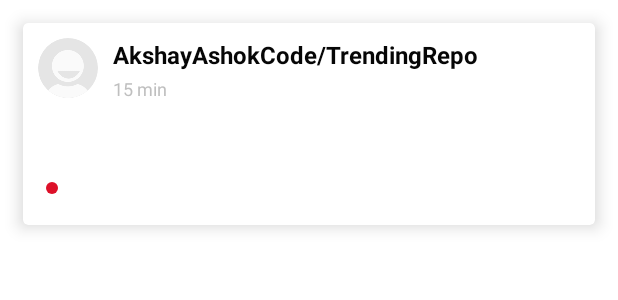
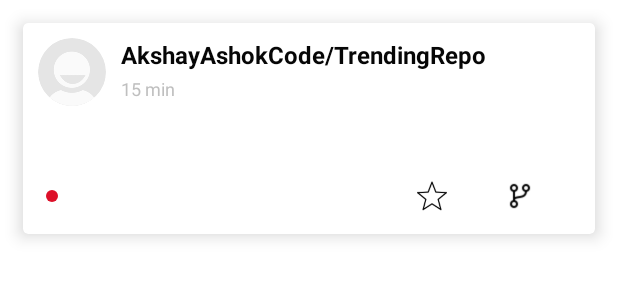
Before and after one commit to AkshayAshokCode/TrendingGithubRepos, an Android app: the layout github_repo_item.xml on its own in the app's theme, with its tools: preview values and no code run, on a phone screen of 412 x 824 dp. Shown: the top 300 px of the screen. Run offline under Robolectric (Android 15) with nearby library versions, the phone set to English and light mode, and no system bars.

```diff
--- a/app/src/main/res/layout/github_repo_item.xml
+++ b/app/src/main/res/layout/github_repo_item.xml
@@ -21,8 +21,8 @@
 
         <de.hdodenhof.circleimageview.CircleImageView
             android:id="@+id/item_profile_img"
-            android:layout_width="40dp"
-            android:layout_height="40dp"
+            android:layout_width="45dp"
+            android:layout_height="45dp"
             android:src="@drawable/ic_placeholder"
             app:layout_constraintLeft_toLeftOf="parent"
             app:layout_constraintTop_toTopOf="parent" />
@@ -34,7 +34,7 @@
             android:layout_marginLeft="10dp"
             android:layout_marginRight="10dp"
             android:ellipsize="end"
-            android:maxLines="1"
+            android:maxLines="2"
             android:paddingEnd="10dp"
             android:paddingRight="10dp"
             android:textColor="#060606"
@@ -78,7 +78,7 @@
 
 
         <ImageView
-            android:id="@+id/item_img_language"
+            android:id="@+id/img_language"
             android:layout_width="wrap_content"
             android:layout_height="wrap_content"
             android:layout_marginTop="15dp"
@@ -104,7 +104,70 @@
             android:textColor="#676767"
             android:textSize="14sp"
             app:layout_constraintBottom_toBottomOf="parent"
-            app:layout_constraintLeft_toRightOf="@+id/item_img_language"
+            app:layout_constraintLeft_toRightOf="@+id/img_language"
+            app:layout_constraintTop_toBottomOf="@+id/item_desc" />
+
+        <ImageView
+            android:id="@+id/img_stars"
+            android:layout_width="wrap_content"
+            android:layout_height="20dp"
+            android:layout_marginTop="15dp"
+            android:layout_marginEnd="3dp"
+            android:layout_marginBottom="5dp"
+            android:adjustViewBounds="true"
+            android:paddingStart="5dp"
+            android:paddingLeft="5dp"
+            android:src="@drawable/git_star_icon"
+            app:layout_constraintBottom_toBottomOf="parent"
+            app:layout_constraintEnd_toStartOf="@+id/star_count"
+            app:layout_constraintTop_toBottomOf="@+id/item_desc" />
+
+        <TextView
+            android:id="@+id/star_count"
+            android:layout_width="wrap_content"
+            android:layout_height="wrap_content"
+            android:layout_marginTop="15dp"
+            android:layout_marginBottom="5dp"
+            android:gravity="center_vertical"
+            android:paddingStart="8dp"
+            android:paddingLeft="8dp"
+            android:paddingEnd="22dp"
+            android:paddingRight="22dp"
+            android:textColor="#676767"
+            android:textSize="14sp"
+            app:layout_constraintBottom_toBottomOf="parent"
+            app:layout_constraintEnd_toStartOf="@+id/img_fork"
+            app:layout_constraintTop_toBottomOf="@+id/item_desc" />
+
+        <ImageView
+            android:id="@+id/img_fork"
+            android:layout_width="wrap_content"
+            android:layout_height="20dp"
+            android:layout_marginTop="15dp"
+            android:layout_marginBottom="5dp"
+            android:adjustViewBounds="true"
+            android:paddingStart="5dp"
+            android:paddingLeft="5dp"
+            android:src="@drawable/git_fork_icon"
+            app:layout_constraintBottom_toBottomOf="parent"
+            app:layout_constraintEnd_toStartOf="@+id/fork_count"
+            app:layout_constraintTop_toBottomOf="@+id/item_desc" />
+
+        <TextView
+            android:id="@+id/fork_count"
+            android:layout_width="wrap_content"
+            android:layout_height="wrap_content"
+            android:layout_marginTop="15dp"
+            android:layout_marginBottom="5dp"
+            android:gravity="center_vertical"
+            android:paddingStart="8dp"
+            android:paddingLeft="8dp"
+            android:paddingEnd="22dp"
+            android:paddingRight="22dp"
+            android:textColor="#676767"
+            android:textSize="14sp"
+            app:layout_constraintBottom_toBottomOf="parent"
+            app:layout_constraintEnd_toEndOf="parent"
             app:layout_constraintTop_toBottomOf="@+id/item_desc" />
 
     </androidx.constraintlayout.widget.ConstraintLayout>
--- a/app/src/main/res/values/strings.xml
+++ b/app/src/main/res/values/strings.xml
@@ -1,3 +1,4 @@
 <resources>
-    <string name="app_name">TrendingGithubRepos</string>
+    <string name="app_name">Trending Github Repos</string>
+    <string name="item_date" formatted="false">%s at %s</string>
 </resources>
```
Also changed, not shown: app/src/main/java/com/akshayashokcode/trendinggithubrepos/presentation/adapter/GitHubRepoAdapter.kt (+27 -9 lines), app/src/main/java/com/akshayashokcode/trendinggithubrepos/util/AppConstants.kt (added, +19 -0 lines), app/src/main/java/com/akshayashokcode/trendinggithubrepos/util/AppUtils.kt (added, +39 -0 lines), app/src/main/res/values/colors.xml (+24 -0 lines), app/src/main/res/drawable/git_fork_icon.png (added), app/src/main/res/drawable/git_star_icon.png (added).
